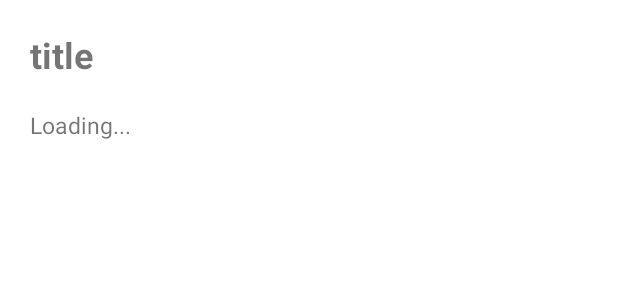
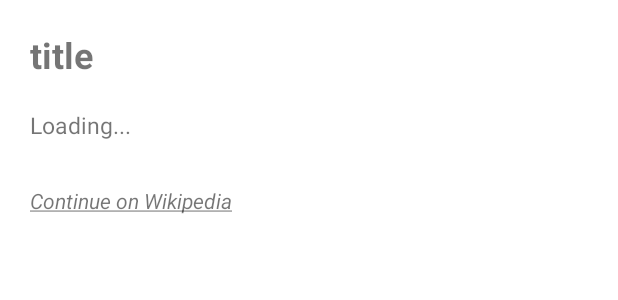
Before and after one commit to Sashagerasimov/3634-Assignement, an Android app: the layout fragment_read.xml on its own in the app's theme, with its tools: preview values and no code run, on a phone screen of 412 x 824 dp. Shown: the top 300 px of the screen. Run offline under Robolectric (Android 15) with nearby library versions, the phone set to English and light mode, and no system bars; network calls fail.

Commit message:
wiki link in read frag

```diff
--- a/app/src/main/java/com/example/a3634_assigment/Fragments/ExploreFragment.java
+++ b/app/src/main/java/com/example/a3634_assigment/Fragments/ExploreFragment.java
@@ -79,6 +79,7 @@ public class ExploreFragment extends Fragment {
         StringRequest stringRequest = new StringRequest(Request.Method.GET, nasaImagesUrl, responseListener, errorListener);
         requestQueue.add(stringRequest);
 
+        recyclerView.setHasFixedSize(true);
         return view;
     }
 }
--- a/app/src/main/res/layout/activity_explore_image.xml
+++ b/app/src/main/res/layout/activity_explore_image.xml
@@ -14,12 +14,15 @@
         android:layout_marginBottom="50dp"
         app:layout_constraintBottom_toBottomOf="parent"
         app:layout_constraintEnd_toEndOf="parent"
+        app:layout_constraintHorizontal_bias="0.0"
         app:layout_constraintStart_toStartOf="parent"
-        app:layout_constraintTop_toTopOf="parent">
+        app:layout_constraintTop_toTopOf="parent"
+        app:layout_constraintVertical_bias="0.0">
 
         <LinearLayout
             android:layout_width="match_parent"
             android:layout_height="wrap_content"
+            android:layout_gravity="center"
             android:orientation="vertical">
 
             <com.github.chrisbanes.photoview.PhotoView
--- a/app/src/main/res/layout/fragment_read.xml
+++ b/app/src/main/res/layout/fragment_read.xml
@@ -7,6 +7,7 @@
     android:background="#FFFFFF">
 
     <ScrollView
+        android:id="@+id/scrollView3"
         android:layout_width="match_parent"
         android:layout_height="match_parent"
         app:layout_constraintEnd_toEndOf="parent"
@@ -46,6 +47,19 @@
                 android:text="Loading..."
                 android:textSize="15sp" />
 
+            <TextView
+                android:id="@+id/wiki_link"
+                android:layout_width="wrap_content"
+                android:layout_height="wrap_content"
+                android:paddingStart="20dp"
+                android:paddingLeft="20dp"
+                android:paddingTop="10dp"
+                android:paddingEnd="20dp"
+                android:paddingRight="20dp"
+                android:paddingBottom="20dp"
+                android:text="@string/wiki"
+                android:textStyle="italic" />
+
         </LinearLayout>
     </ScrollView>
 
--- a/app/src/main/res/values/strings.xml
+++ b/app/src/main/res/values/strings.xml
@@ -5,5 +5,6 @@
     <string name="hello_world">Hello world!</string>
     <string name="action_settings">Settings</string>
     <string name="DeleteNote">Are you Sure?</string>
+    <string name="wiki"><u>Continue on Wikipedia</u></string>
 
 </resources>
```
Also changed, not shown: app/src/main/java/com/example/a3634_assigment/Fragments/LearnFragment.java (+1 -13 lines), app/src/main/java/com/example/a3634_assigment/Fragments/ReadFragment.java (+13 -1 lines).
